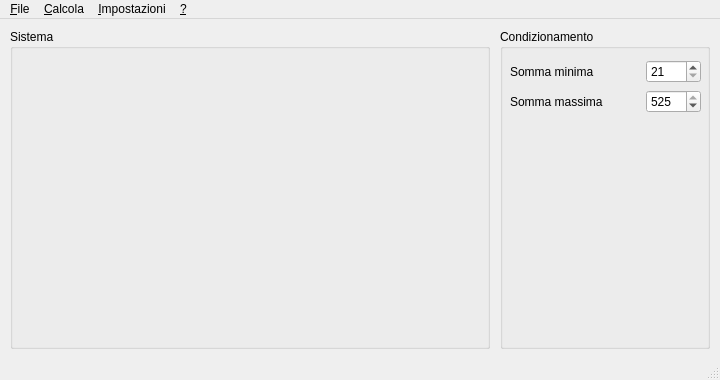
First picture: the form in qtsenamainwindow.ui, repository sarace77/QtSEna, before the edit.
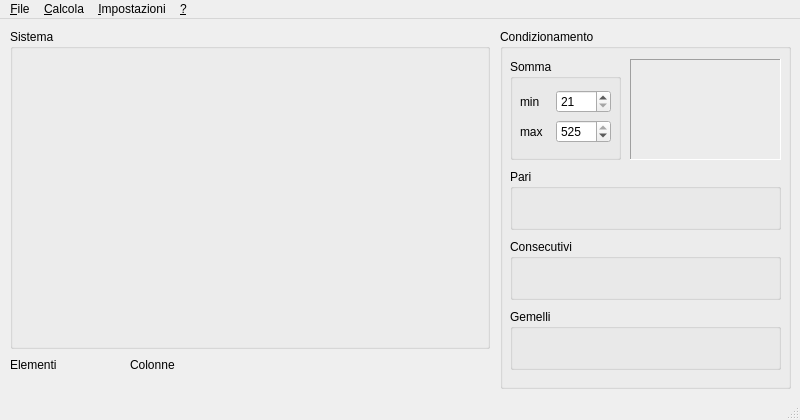
Second picture: the form after the edit.

Commit message: completatat traduzione classi e variabili, aggiunto condizionamento consecutivi, gemelli, pari&dispari

```diff
--- a/qtsenamainwindow.ui
+++ b/qtsenamainwindow.ui
@@ -6,8 +6,8 @@
    <rect>
     <x>0</x>
     <y>0</y>
-    <width>720</width>
-    <height>380</height>
+    <width>800</width>
+    <height>420</height>
    </rect>
   </property>
   <property name="windowTitle">
@@ -32,19 +32,31 @@
      <rect>
       <x>500</x>
       <y>10</y>
-      <width>210</width>
-      <height>320</height>
+      <width>291</width>
+      <height>360</height>
      </rect>
     </property>
     <property name="title">
      <string>Condizionamento</string>
     </property>
+    <widget class="QGroupBox" name="sommaBox">
+     <property name="geometry">
+      <rect>
+       <x>10</x>
+       <y>30</y>
+       <width>111</width>
+       <height>101</height>
+      </rect>
+     </property>
+     <property name="title">
+      <string>Somma</string>
+     </property>
     <widget class="QWidget" name="horizontalLayoutWidget">
      <property name="geometry">
       <rect>
        <x>10</x>
        <y>30</y>
-       <width>191</width>
+        <width>91</width>
        <height>26</height>
       </rect>
      </property>
@@ -52,7 +64,7 @@
       <item>
        <widget class="QLabel" name="minSumLabel">
         <property name="text">
-         <string>Somma minima</string>
+          <string>min</string>
         </property>
        </widget>
       </item>
@@ -85,7 +97,7 @@
       <rect>
        <x>10</x>
        <y>60</y>
-       <width>191</width>
+        <width>91</width>
        <height>26</height>
       </rect>
      </property>
@@ -93,7 +105,7 @@
       <item>
        <widget class="QLabel" name="maxSumLabel">
         <property name="text">
-         <string>Somma massima</string>
+          <string>max</string>
         </property>
        </widget>
       </item>
@@ -125,13 +137,113 @@
      </layout>
     </widget>
    </widget>
+    <widget class="QGroupBox" name="pariBox">
+     <property name="geometry">
+      <rect>
+       <x>10</x>
+       <y>140</y>
+       <width>271</width>
+       <height>61</height>
+      </rect>
+     </property>
+     <property name="title">
+      <string>Pari</string>
+     </property>
+    </widget>
+    <widget class="QGroupBox" name="consecutiviBox">
+     <property name="geometry">
+      <rect>
+       <x>10</x>
+       <y>210</y>
+       <width>271</width>
+       <height>61</height>
+      </rect>
+     </property>
+     <property name="title">
+      <string>Consecutivi</string>
+     </property>
+    </widget>
+    <widget class="QGroupBox" name="gemelliBox">
+     <property name="geometry">
+      <rect>
+       <x>10</x>
+       <y>280</y>
+       <width>271</width>
+       <height>61</height>
+      </rect>
+     </property>
+     <property name="title">
+      <string>Gemelli</string>
+     </property>
+    </widget>
+    <widget class="QLabel" name="risultatoLabel">
+     <property name="geometry">
+      <rect>
+       <x>130</x>
+       <y>30</y>
+       <width>151</width>
+       <height>101</height>
+      </rect>
+     </property>
+     <property name="frameShape">
+      <enum>QFrame::Panel</enum>
+     </property>
+     <property name="frameShadow">
+      <enum>QFrame::Sunken</enum>
+     </property>
+     <property name="text">
+      <string/>
+     </property>
+     <property name="textFormat">
+      <enum>Qt::RichText</enum>
+     </property>
+    </widget>
+   </widget>
+   <widget class="QWidget" name="horizontalLayoutWidget_3">
+    <property name="geometry">
+     <rect>
+      <x>10</x>
+      <y>330</y>
+      <width>111</width>
+      <height>31</height>
+     </rect>
+    </property>
+    <layout class="QHBoxLayout" name="layoutElementi">
+     <item>
+      <widget class="QLabel" name="elementiLabel">
+       <property name="text">
+        <string>Elementi</string>
+       </property>
+      </widget>
+     </item>
+    </layout>
+   </widget>
+   <widget class="QWidget" name="horizontalLayoutWidget_4">
+    <property name="geometry">
+     <rect>
+      <x>130</x>
+      <y>330</y>
+      <width>361</width>
+      <height>31</height>
+     </rect>
+    </property>
+    <layout class="QHBoxLayout" name="layoutColonne">
+     <item>
+      <widget class="QLabel" name="colonneLabel">
+       <property name="text">
+        <string>Colonne</string>
+       </property>
+      </widget>
+     </item>
+    </layout>
+   </widget>
   </widget>
   <widget class="QMenuBar" name="menubar">
    <property name="geometry">
     <rect>
      <x>0</x>
      <y>0</y>
-     <width>720</width>
+     <width>800</width>
      <height>22</height>
     </rect>
    </property>
```
Left out of the diff: 4 changed lines with no effect on the pictures. Lines whose indentation alone changed are shown as unchanged. The commit also changes 4 other files.
